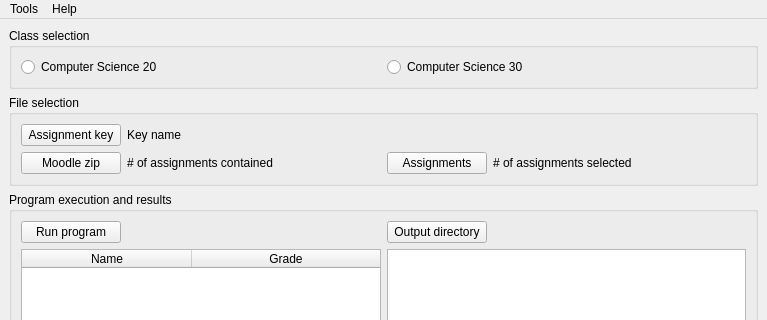
First picture: the form in Miscellaneous/Designer_Files/May2021/main_window.ui, repository DanPalmarin/PyAutoMark, before the edit; both pictures show x 0 to 767 and y 0 to 320 of the 767 by 815 pixel window.
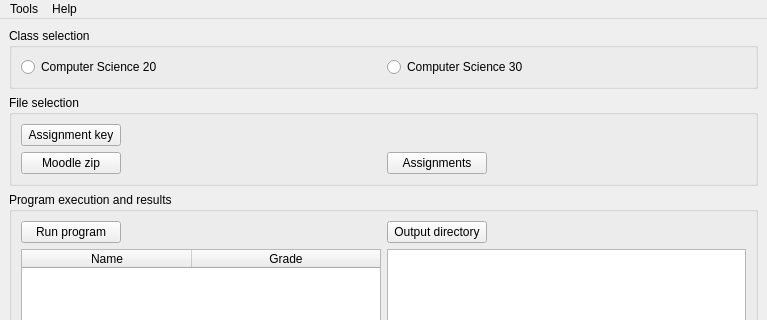
Second picture: the form after the edit. Icons and pictures are not drawn.

The edit to the form file:
```diff
--- a/Miscellaneous/Designer_Files/May2021/main_window.ui
+++ b/Miscellaneous/Designer_Files/May2021/main_window.ui
@@ -61,7 +61,10 @@
           <cursorShape>IBeamCursor</cursorShape>
          </property>
          <property name="text">
-          <string># of assignments contained</string>
+          <string/>
+         </property>
+         <property name="wordWrap">
+          <bool>true</bool>
          </property>
          <property name="textInteractionFlags">
           <set>Qt::LinksAccessibleByMouse|Qt::TextSelectableByMouse</set>
@@ -96,7 +99,10 @@
           <cursorShape>IBeamCursor</cursorShape>
          </property>
          <property name="text">
-          <string>Key name</string>
+          <string/>
+         </property>
+         <property name="wordWrap">
+          <bool>true</bool>
          </property>
          <property name="textInteractionFlags">
           <set>Qt::LinksAccessibleByMouse|Qt::TextSelectableByMouse</set>
@@ -109,7 +115,10 @@
           <cursorShape>IBeamCursor</cursorShape>
          </property>
          <property name="text">
-          <string># of assignments selected</string>
+          <string/>
+         </property>
+         <property name="wordWrap">
+          <bool>true</bool>
          </property>
          <property name="textInteractionFlags">
           <set>Qt::LinksAccessibleByMouse|Qt::TextSelectableByMouse</set>
```
